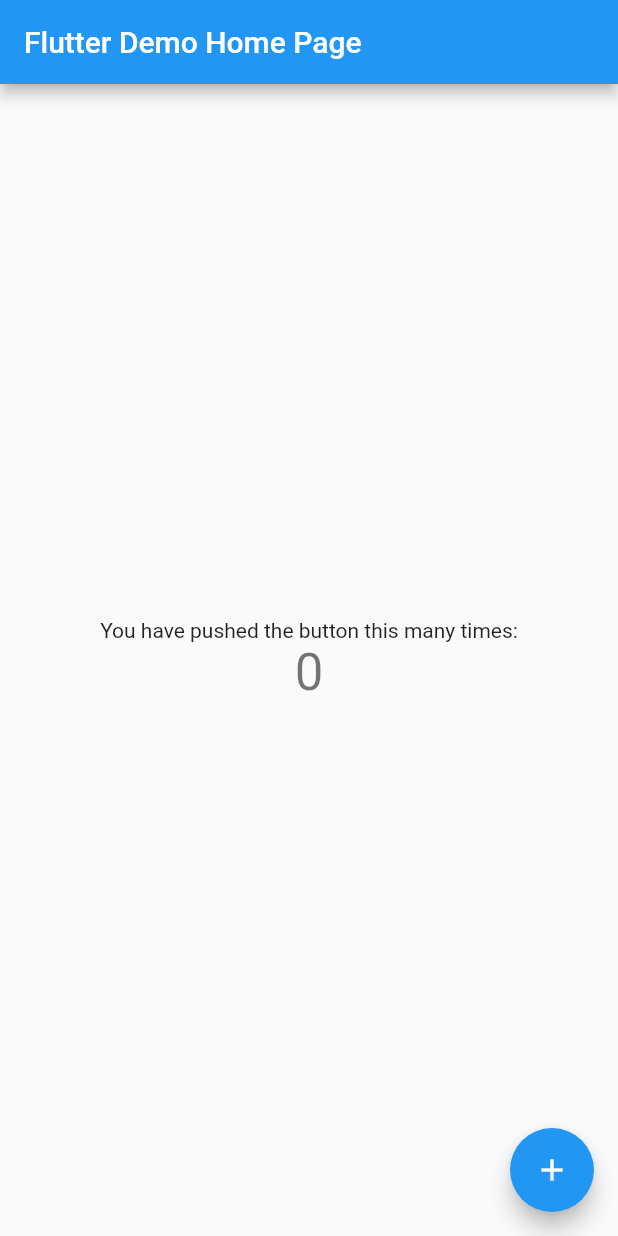
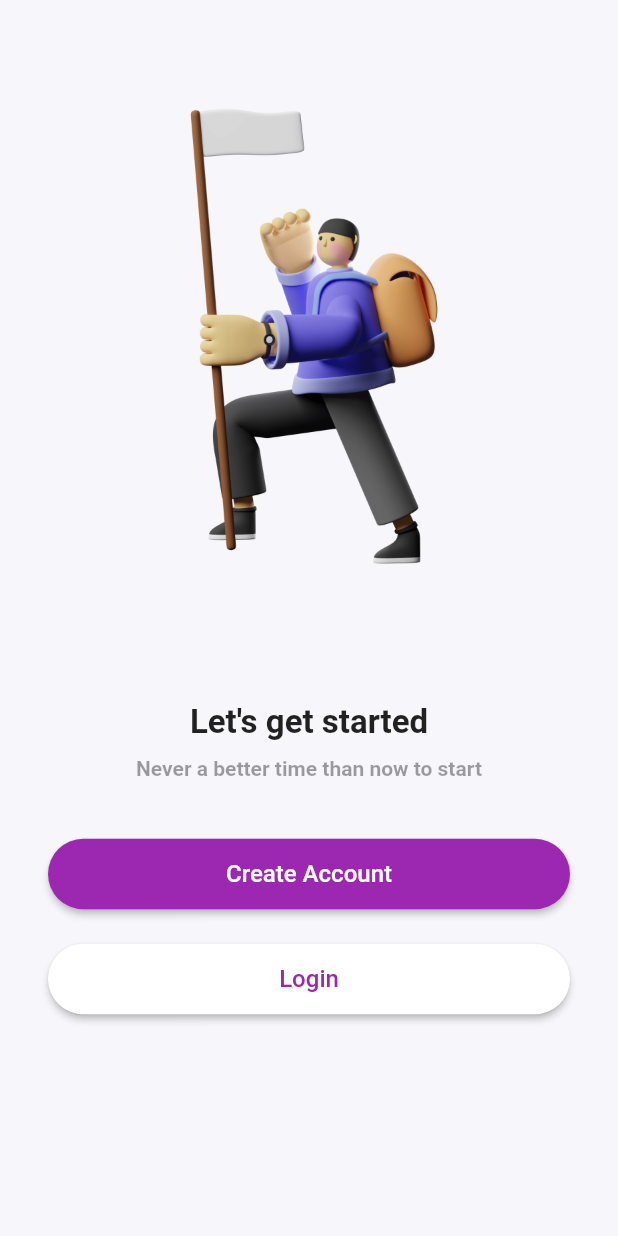
Before and after one commit to tnghia903/loyalty_platform_mobile_flutter, a Flutter app: the screen it shows after launch, on a phone screen of 412 x 824 dp. Run offline on Flutter 3.47's test engine with Material 2 defaults, Android fonts, the phone set to English and light mode, and no system bars.

Commit message:
login and register flow UI

```diff
--- a/lib/main.dart
+++ b/lib/main.dart
@@ -1,4 +1,5 @@
 import 'package:flutter/material.dart';
+import 'package:loyalty_platform_mobile_flutter/screens/welcome_screen.dart';
 
 void main() {
   runApp(const MyApp());
@@ -7,109 +8,12 @@
 class MyApp extends StatelessWidget {
   const MyApp({Key? key}) : super(key: key);
 
-  // This widget is the root of your application.
   @override
   Widget build(BuildContext context) {
-    return MaterialApp(
-      title: 'Flutter Demo',
-      theme: ThemeData(
-        // This is the theme of your application.
-        //
-        // Try running your application with "flutter run". You'll see the
-        // application has a blue toolbar. Then, without quitting the app, try
-        // changing the primarySwatch below to Colors.green and then invoke
-        // "hot reload" (press "r" in the console where you ran "flutter run",
-        // or simply save your changes to "hot reload" in a Flutter IDE).
-        // Notice that the counter didn't reset back to zero; the application
-        // is not restarted.
-        primarySwatch: Colors.blue,
-      ),
-      home: const MyHomePage(title: 'Flutter Demo Home Page'),
+    return const MaterialApp(
+      title: 'Loyalty platform app',
+      debugShowCheckedModeBanner: false,
+      home: WelcomeScreen(),
     );
   }
 }
-
-class MyHomePage extends StatefulWidget {
-  const MyHomePage({Key? key, required this.title}) : super(key: key);
-
-  // This widget is the home page of your application. It is stateful, meaning
-  // that it has a State object (defined below) that contains fields that affect
-  // how it looks.
-
-  // This class is the configuration for the state. It holds the values (in this
-  // case the title) provided by the parent (in this case the App widget) and
-  // used by the build method of the State. Fields in a Widget subclass are
-  // always marked "final".
-
-  final String title;
-
-  @override
-  State<MyHomePage> createState() => _MyHomePageState();
-}
-
-class _MyHomePageState extends State<MyHomePage> {
-  int _counter = 0;
-
-  void _incrementCounter() {
-    setState(() {
-      // This call to setState tells the Flutter framework that something has
-      // changed in this State, which causes it to rerun the build method below
-      // so that the display can reflect the updated values. If we changed
-      // _counter without calling setState(), then the build method would not be
-      // called again, and so nothing would appear to happen.
-      _counter++;
-    });
-  }
-
-  @override
-  Widget build(BuildContext context) {
-    // This method is rerun every time setState is called, for instance as done
-    // by the _incrementCounter method above.
-    //
-    // The Flutter framework has been optimized to make rerunning build methods
-    // fast, so that you can just rebuild anything that needs updating rather
-    // than having to individually change instances of widgets.
-    return Scaffold(
-      appBar: AppBar(
-        // Here we take the value from the MyHomePage object that was created by
-        // the App.build method, and use it to set our appbar title.
-        title: Text(widget.title),
-      ),
-      body: Center(
-        // Center is a layout widget. It takes a single child and positions it
-        // in the middle of the parent.
-        child: Column(
-          // Column is also a layout widget. It takes a list of children and
-          // arranges them vertically. By default, it sizes itself to fit its
-          // children horizontally, and tries to be as tall as its parent.
-          //
-          // Invoke "debug painting" (press "p" in the console, choose the
-          // "Toggle Debug Paint" action from the Flutter Inspector in Android
-          // Studio, or the "Toggle Debug Paint" command in Visual Studio Code)
-          // to see the wireframe for each widget.
-          //
-          // Column has various properties to control how it sizes itself and
-          // how it positions its children. Here we use mainAxisAlignment to
-          // center the children vertically; the main axis here is the vertical
-          // axis because Columns are vertical (the cross axis would be
-          // horizontal).
-          mainAxisAlignment: MainAxisAlignment.center,
-          children: <Widget>[
-            const Text(
-              'You have pushed the button this many times:',
-            ),
-            Text(
-              '$_counter',
-              style: Theme.of(context).textTheme.headline4,
-            ),
-          ],
-        ),
-      ),
-      floatingActionButton: FloatingActionButton(
-        onPressed: _incrementCounter,
-        tooltip: 'Increment',
-        child: const Icon(Icons.add),
-      ), // This trailing comma makes auto-formatting nicer for build methods.
-    );
-  }
-}
--- /dev/null
+++ b/lib/screens/welcome_screen.dart
@@ -0,0 +1,116 @@
+import 'package:flutter/material.dart';
+import 'package:loyalty_platform_mobile_flutter/screens/register_screen.dart';
+
+class WelcomeScreen extends StatefulWidget {
+  const WelcomeScreen({Key? key}) : super(key: key);
+
+  @override
+  State<WelcomeScreen> createState() => _WelcomeScreenState();
+}
+
+class _WelcomeScreenState extends State<WelcomeScreen> {
+  @override
+  Widget build(BuildContext context) {
+    return Scaffold(
+      resizeToAvoidBottomInset: false,
+      backgroundColor: const Color(0xfff7f6fb),
+      body: SafeArea(
+        child: Padding(
+          padding: const EdgeInsets.symmetric(vertical: 24, horizontal: 32),
+          child: Column(
+            children: [
+              Image.asset(
+                'assets/images/illustration-1.png',
+                width: 240,
+              ),
+              const SizedBox(
+                height: 18,
+              ),
+              const Text(
+                "Let's get started",
+                style: TextStyle(fontSize: 22, fontWeight: FontWeight.bold),
+              ),
+              const SizedBox(
+                height: 10,
+              ),
+              const Text(
+                "Never a better time than now to start",
+                style: TextStyle(
+                  fontSize: 14,
+                  fontWeight: FontWeight.bold,
+                  color: Colors.black38,
+                ),
+                textAlign: TextAlign.center,
+              ),
+              const SizedBox(
+                height: 38,
+              ),
+              SizedBox(
+                width: double.infinity,
+                child: ElevatedButton(
+                  onPressed: () {
+                    Navigator.of(context).push(
+                      MaterialPageRoute(
+                        builder: (context) => const RegisterScreen(),
+                      ),
+                    );
+                  },
+                  style: ButtonStyle(
+                    foregroundColor: MaterialStateProperty.all(Colors.white),
+                    backgroundColor:
+                        MaterialStateProperty.all<Color>(Colors.purple),
+                    shape: MaterialStateProperty.all<RoundedRectangleBorder>(
+                      RoundedRectangleBorder(
+                        borderRadius: BorderRadius.circular(24),
+                      ),
+                    ),
+                  ),
+                  child: const Padding(
+                    padding: EdgeInsets.all(14),
+                    child: Text(
+                      'Create Account',
+                      style: TextStyle(fontSize: 16),
+                    ),
+                  ),
+                ),
+              ),
+              const SizedBox(
+                height: 22,
+              ),
+              SizedBox(
+                width: double.infinity,
+                child: ElevatedButton(
+                  onPressed: () {
+                    Navigator.of(context).push(
+                      MaterialPageRoute(
+                        builder: (context) => const RegisterScreen(),
+                      ),
+                    );
+                  },
+                  style: ButtonStyle(
+                    foregroundColor:
+                        MaterialStateProperty.all<Color>(Colors.purple),
+                    backgroundColor:
+                        MaterialStateProperty.all<Color>(Colors.white),
+                    shape: MaterialStateProperty.all<RoundedRectangleBorder>(
+                      RoundedRectangleBorder(
+                        borderRadius: BorderRadius.circular(24),
+                      ),
+                    ),
+                  ),
+                  child: const Padding(
+                    padding: EdgeInsets.all(14),
+                    child: Text(
+                      'Login',
+                      style: TextStyle(fontSize: 16),
+                    ),
+                  ),
+                ),
+              ),
+            ],
+          ),
+        ),
+      ),
+    );
+  }
+}
--- a/pubspec.yaml
+++ b/pubspec.yaml
@@ -58,9 +58,8 @@
   uses-material-design: true
 
   # To add assets to your application, add an assets section, like this:
-  # assets:
-  #   - images/a_dot_burr.jpeg
-  #   - images/a_dot_ham.jpeg
+  assets:
+    - assets/images/
 
   # An image asset can refer to one or more resolution-specific "variants", see
   # https://flutter.dev/assets-and-images/#resolution-aware
```
Also changed, not shown: lib/screens/otp_screen.dart (added, +145 -0 lines), lib/screens/register_screen.dart (added, +139 -0 lines), lib/widgets/text_field_otp.dart (added, +37 -0 lines), assets/images/illustration-1.png (added), assets/images/illustration-2.png (added), assets/images/illustration-3.png (added).
